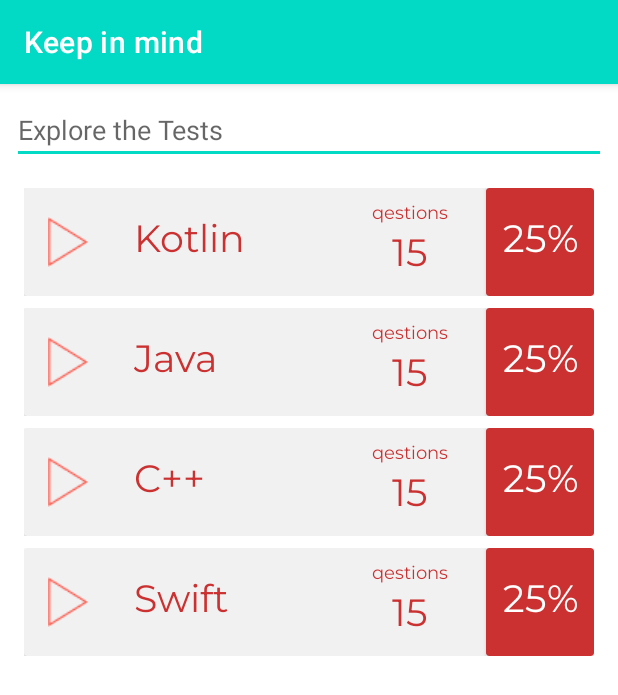
After one commit to IvanNehaev/Keepinmind, an Android app: the TestsActivity screen opened directly, with no data from a screen before it, on a phone screen of 412 x 824 dp. The commit adds this screen. Shown: the top 695 px of the screen. Run offline under Robolectric (Android 15) with nearby library versions, the phone set to English and light mode, and no system bars.

Commit message:
Отрисован макет списка тестов

```diff
--- a/app/src/main/AndroidManifest.xml
+++ b/app/src/main/AndroidManifest.xml
@@ -23,6 +23,9 @@
         <activity android:name=".MainActivity">
 
         </activity>
+        <activity android:name=".ui.tests.TestsActivity">
+
+        </activity>
 
         <meta-data
             android:name="preloaded_fonts"
--- a/app/src/main/java/com/nehaev/keepinmind/ui/SplashActivity.kt
+++ b/app/src/main/java/com/nehaev/keepinmind/ui/SplashActivity.kt
@@ -25,6 +25,7 @@ import androidx.core.os.postDelayed
 import com.nehaev.keepinmind.MainActivity
 import com.nehaev.keepinmind.R
 import com.nehaev.keepinmind.ui.login.LoginActivity
+import com.nehaev.keepinmind.ui.tests.TestsActivity
 
 class SplashActivity : AppCompatActivity() {
 
@@ -41,7 +42,7 @@ class SplashActivity : AppCompatActivity() {
 
         backgroundAnimation()
 
-        val intent = Intent(this, LoginActivity::class.java)
+        val intent = Intent(this, TestsActivity::class.java)
 
         Handler(Looper.getMainLooper()).postDelayed( {
             startActivity( intent)
--- /dev/null
+++ b/app/src/main/java/com/nehaev/keepinmind/ui/tests/TestsActivity.kt
@@ -0,0 +1,25 @@
+package com.nehaev.keepinmind.ui.tests
+
+import android.os.Bundle
+import androidx.appcompat.app.AppCompatActivity
+import androidx.recyclerview.widget.LinearLayoutManager
+import androidx.recyclerview.widget.RecyclerView
+import com.nehaev.keepinmind.R
+import com.nehaev.keepinmind.ui.tests.adapter.TestsRecyclerAdapter
+
+
+class TestsActivity : AppCompatActivity() {
+
+    override fun onCreate(savedInstanceState: Bundle?) {
+        super.onCreate(savedInstanceState)
+        setContentView(R.layout.activity_tests)
+
+        val listTests = listOf<String>("Kotlin", "Java", "C++", "Swift")
+
+        val recyclerView: RecyclerView = findViewById(R.id.rvTests)
+        recyclerView.layoutManager = LinearLayoutManager(this)
+        recyclerView.adapter = TestsRecyclerAdapter(listTests)
+
+
+    }
+}
--- /dev/null
+++ b/app/src/main/java/com/nehaev/keepinmind/ui/tests/adapter/TestsRecyclerAdapter.kt
@@ -0,0 +1,31 @@
+package com.nehaev.keepinmind.ui.tests.adapter
+
+import android.view.LayoutInflater
+import android.view.View
+import android.view.ViewGroup
+import android.widget.TextView
+import androidx.recyclerview.widget.RecyclerView
+import com.nehaev.keepinmind.R
+
+class TestsRecyclerAdapter(private val names: List<String>) :
+    RecyclerView.Adapter<TestsRecyclerAdapter.TestsViewHolder>() {
+
+    class TestsViewHolder(itemView: View) : RecyclerView.ViewHolder(itemView) {
+
+        var mTestName: TextView = itemView.findViewById(R.id.tvTestName)
+
+    }
+
+    override fun onCreateViewHolder(parent: ViewGroup, viewType: Int): TestsViewHolder {
+        val itemView =
+                LayoutInflater.from(parent.context)
+                        .inflate(R.layout.recyclerview_test_item, parent, false)
+        return TestsViewHolder(itemView)
+    }
+
+    override fun onBindViewHolder(holder: TestsViewHolder, position: Int) {
+        holder.mTestName.text = names[position]
+    }
+
+    override fun getItemCount() = names.size
+}
--- /dev/null
+++ b/app/src/main/res/layout/activity_tests.xml
@@ -0,0 +1,30 @@
+<?xml version="1.0" encoding="utf-8"?>
+<LinearLayout
+    xmlns:android="http://schemas.android.com/apk/res/android"
+    xmlns:app="http://schemas.android.com/apk/res-auto"
+    xmlns:tools="http://schemas.android.com/tools"
+    android:layout_width="match_parent"
+    android:layout_height="match_parent"
+    android:orientation="vertical">
+
+
+    <EditText
+        android:id="@+id/editTextTextPersonName2"
+        android:layout_width="match_parent"
+        android:layout_height="wrap_content"
+        android:layout_marginStart="8dp"
+        android:layout_marginTop="8dp"
+        android:layout_marginEnd="8dp"
+        android:ems="10"
+        android:hint="Explore the Tests"
+        android:inputType="textPersonName" />
+
+    <androidx.recyclerview.widget.RecyclerView
+        android:id="@+id/rvTests"
+        android:layout_width="match_parent"
+        android:layout_height="match_parent"
+        android:layout_marginStart="8dp"
+        android:layout_marginTop="8dp"
+        android:layout_marginEnd="8dp"
+        android:layout_marginBottom="8dp" />
+</LinearLayout>
--- /dev/null
+++ b/app/src/main/res/layout/recyclerview_test_item.xml
@@ -0,0 +1,107 @@
+<?xml version="1.0" encoding="utf-8"?>
+<LinearLayout xmlns:android="http://schemas.android.com/apk/res/android"
+    xmlns:app="http://schemas.android.com/apk/res-auto"
+    xmlns:tools="http://schemas.android.com/tools"
+    android:layout_width="match_parent"
+    android:layout_height="wrap_content"
+    android:layout_marginStart="8dp"
+    android:layout_marginTop="8dp"
+    android:layout_marginEnd="8dp"
+    android:orientation="vertical">
+
+    <androidx.cardview.widget.CardView
+        android:layout_width="match_parent"
+        android:layout_height="wrap_content"
+        app:cardBackgroundColor="#F1F1F1">
+
+        <androidx.constraintlayout.widget.ConstraintLayout
+            android:layout_width="match_parent"
+            android:layout_height="match_parent">
+
+            <ImageButton
+                android:id="@+id/imageButton"
+                android:layout_width="wrap_content"
+                android:layout_height="wrap_content"
+                android:layout_gravity="center"
+                android:layout_marginStart="16dp"
+                android:layout_marginTop="4dp"
+                android:layout_marginBottom="4dp"
+                android:layout_weight="0"
+                android:background="#F1F1F1"
+                app:layout_constraintBottom_toBottomOf="parent"
+                app:layout_constraintStart_toStartOf="parent"
+                app:layout_constraintTop_toTopOf="parent"
+                app:srcCompat="@drawable/play_button" />
+
+            <TextView
+                android:id="@+id/tvTestName"
+                android:layout_width="wrap_content"
+                android:layout_height="wrap_content"
+                android:layout_gravity="center"
+                android:layout_marginStart="30dp"
+                android:layout_weight="0"
+                android:fontFamily="@font/montserrat"
+                android:text="Kotlin"
+                android:textColor="@color/splash_color_from"
+                android:textSize="25sp"
+                app:layout_constraintBottom_toBottomOf="parent"
+                app:layout_constraintStart_toEndOf="@+id/imageButton"
+                app:layout_constraintTop_toTopOf="parent" />
+
+            <LinearLayout
+                android:layout_width="wrap_content"
+                android:layout_height="wrap_content"
+                android:layout_gravity="center"
+                android:layout_marginEnd="25dp"
+                android:layout_weight="0"
+                android:orientation="vertical"
+                app:layout_constraintBottom_toBottomOf="parent"
+                app:layout_constraintEnd_toStartOf="@+id/cardView2"
+                app:layout_constraintTop_toTopOf="parent">
+
+                <TextView
+                    android:id="@+id/textView7"
+                    android:layout_width="match_parent"
+                    android:layout_height="wrap_content"
+                    android:fontFamily="@font/montserrat"
+                    android:gravity="center"
+                    android:text="qestions"
+                    android:textColor="@color/splash_color_from"
+                    android:textSize="12sp" />
+
+                <TextView
+                    android:id="@+id/textView8"
+                    android:layout_width="match_parent"
+                    android:layout_height="wrap_content"
+                    android:fontFamily="@font/montserrat"
+                    android:gravity="center"
+                    android:text="15"
+                    android:textColor="@color/splash_color_from"
+                    android:textSize="25sp" />
+            </LinearLayout>
+
+            <androidx.cardview.widget.CardView
+                android:id="@+id/cardView2"
+                android:layout_width="72dp"
+                android:layout_height="72dp"
+                android:layout_gravity="center"
+                android:layout_weight="0"
+                app:cardBackgroundColor="@color/splash_color_from"
+                app:layout_constraintBottom_toBottomOf="parent"
+                app:layout_constraintEnd_toEndOf="parent"
+                app:layout_constraintTop_toTopOf="parent">
+
+                <TextView
+                    android:id="@+id/textView10"
+                    android:layout_width="wrap_content"
+                    android:layout_height="match_parent"
+                    android:layout_gravity="center"
+                    android:fontFamily="@font/montserrat"
+                    android:gravity="center"
+                    android:text="25%"
+                    android:textColor="@color/white"
+                    android:textSize="25sp" />
+            </androidx.cardview.widget.CardView>
+        </androidx.constraintlayout.widget.ConstraintLayout>
+    </androidx.cardview.widget.CardView>
+</LinearLayout>
--- a/app/src/main/res/values/themes.xml
+++ b/app/src/main/res/values/themes.xml
@@ -2,9 +2,9 @@
     <!-- Base application theme. -->
     <style name="Theme.KeepInMind" parent="Theme.MaterialComponents.DayNight.DarkActionBar">
         <!-- Primary brand color. -->
-        <item name="colorPrimary">@color/white</item>
-        <item name="colorPrimaryVariant">@color/white</item>
-        <item name="colorOnPrimary">@color/white</item>
+        <item name="colorPrimary">@color/teal_200</item>
+        <item name="colorPrimaryVariant">@color/teal_700</item>
+        <item name="colorOnPrimary">@color/black</item>
         <!-- Secondary brand color. -->
         <item name="colorSecondary">@color/teal_200</item>
         <item name="colorSecondaryVariant">@color/teal_700</item>
```
Also changed, not shown: app/src/main/res/drawable-v24/play_button.png (added).
